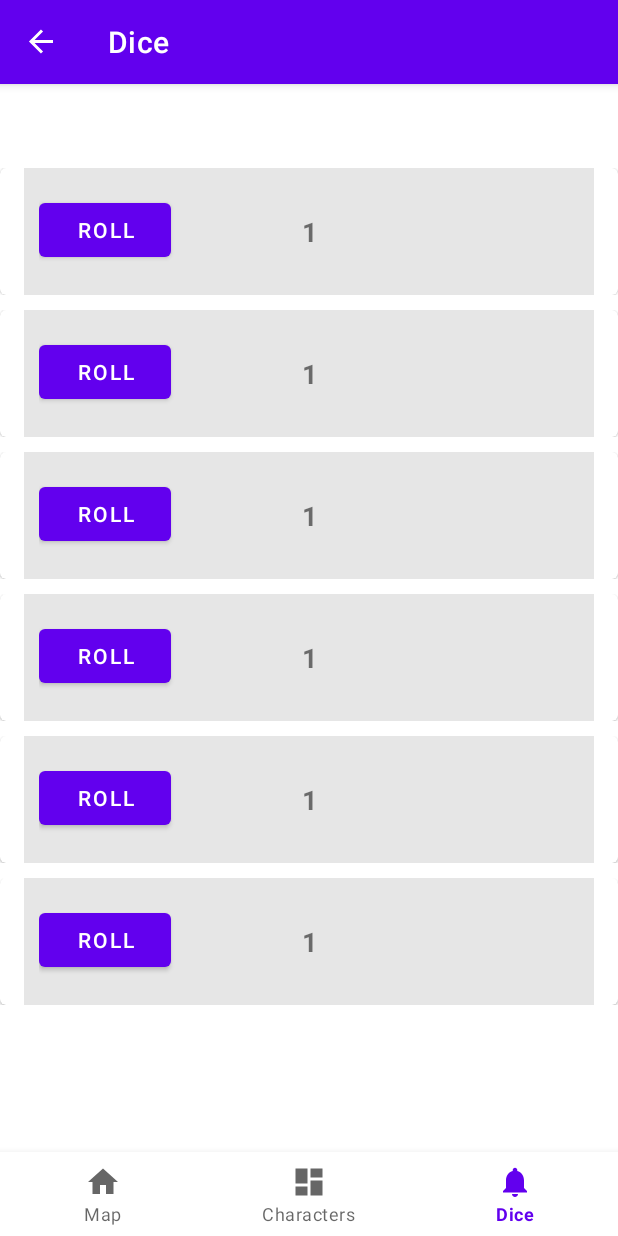
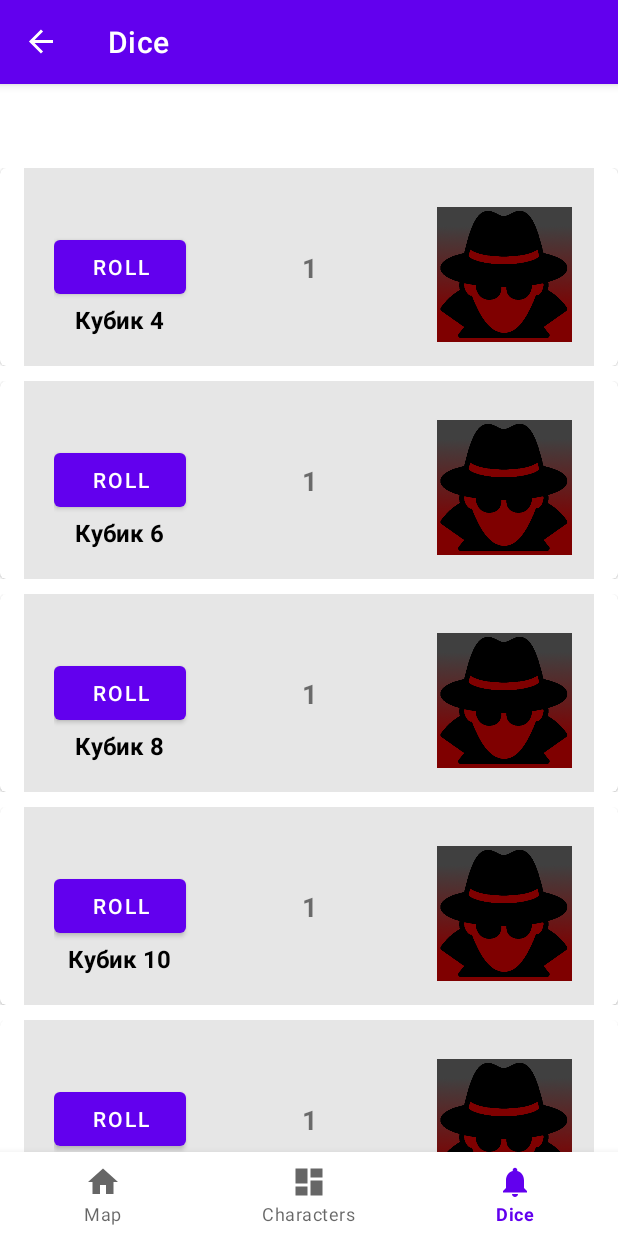
Before and after one commit to PryseOlg/Arklens, an Android app: the DieFragment screen opened through its navigation route, on a phone screen of 412 x 824 dp. Run offline under Robolectric (Android 15) with nearby library versions, the phone set to English and light mode, and no system bars; our stand-ins replace Room's generated code, navigation-ui.

Commit message:
Added name of die

```diff
--- a/app/src/main/java/com/example/arklens/adapters/DiceAdapter.kt
+++ b/app/src/main/java/com/example/arklens/adapters/DiceAdapter.kt
@@ -8,6 +8,7 @@ import android.widget.TextView
 import androidx.recyclerview.widget.RecyclerView
 import com.example.arklens.R
 import com.example.arklens.models.Die
+import kotlin.math.max
 
 interface DiceClickListener {
     fun onDiceClick(position: Int)
@@ -22,7 +23,7 @@ class DiceAdapter(private var diceList: List<Die>, private val listener: DiceCli
 
     override fun onBindViewHolder(holder: DiceViewHolder, position: Int) {
         val die = diceList[position]
-        holder.bind(die)
+        holder.bind(die, position)
     }
 
     override fun getItemCount(): Int {
@@ -35,16 +36,20 @@ class DiceAdapter(private var diceList: List<Die>, private val listener: DiceCli
     }
 
     inner class DiceViewHolder(itemView: View) : RecyclerView.ViewHolder(itemView) {
+        private val diceNameTextView: TextView = itemView.findViewById(R.id.diceNameTextView)
         private val diceValueTextView: TextView = itemView.findViewById(R.id.diceValueTextView)
         private val rollButton: Button = itemView.findViewById(R.id.rollButton)
 
-        fun bind(die: Die) {
+        fun bind(die: Die, position: Int) {
+            // Установка имени кубика
+            diceNameTextView.text = "Кубик ${die.max}"
+            // Установка значения кубика
             diceValueTextView.text = die.diceValue.toString()
 
             rollButton.setOnClickListener {
-                val position = adapterPosition
-                if (position != RecyclerView.NO_POSITION) {
-                    listener.onDiceClick(position)
+                val adapterPosition = adapterPosition
+                if (adapterPosition != RecyclerView.NO_POSITION) {
+                    listener.onDiceClick(adapterPosition)
                 }
             }
         }
--- a/app/src/main/java/com/example/arklens/models/Die.kt
+++ b/app/src/main/java/com/example/arklens/models/Die.kt
@@ -6,6 +6,8 @@ class Die(private val maximum: Int) {
     var diceValue: Int = 1
         private set
 
+    var max: Int = maximum
+
     fun roll() {
         diceValue = Random.Default.nextInt(1, maximum + 1)
     }
--- a/app/src/main/res/layout/fragment_character.xml
+++ b/app/src/main/res/layout/fragment_character.xml
@@ -73,7 +73,7 @@
                 android:maxHeight="@dimen/image_size"
                 android:paddingTop="10dp"
                 app:layout_constraintEnd_toEndOf="parent"
-                app:layout_constraintTop_toTopOf="@+id/character_block"
+                app:layout_constraintTop_toTopOf="parent"
                 android:src="@drawable/character_icon"
                 android:contentDescription="@string/picture" />
 
--- a/app/src/main/res/layout/item_dice.xml
+++ b/app/src/main/res/layout/item_dice.xml
@@ -1,6 +1,7 @@
 <?xml version="1.0" encoding="utf-8"?>
 <androidx.constraintlayout.widget.ConstraintLayout xmlns:android="http://schemas.android.com/apk/res/android"
     xmlns:app="http://schemas.android.com/apk/res-auto"
+    xmlns:tools="http://schemas.android.com/tools"
     android:layout_width="match_parent"
     android:layout_height="wrap_content"
     android:paddingBottom="10dp">
@@ -10,8 +11,7 @@
         android:layout_height="wrap_content"
         app:layout_constraintEnd_toEndOf="parent"
         app:layout_constraintStart_toStartOf="parent"
-        app:layout_constraintTop_toTopOf="parent"
-        >
+        app:layout_constraintTop_toTopOf="parent">
 
 
         <androidx.constraintlayout.widget.ConstraintLayout
@@ -24,6 +24,40 @@
             android:padding="10dp"
             app:cardCornerRadius="20dp">
 
+            <androidx.constraintlayout.widget.ConstraintLayout
+                android:layout_width="match_parent"
+                android:layout_height="wrap_content"
+                android:layout_gravity="center"
+                android:background="#e6e6e6"
+                android:padding="10dp"
+                app:layout_constraintEnd_toEndOf="parent"
+                app:layout_constraintStart_toStartOf="parent"
+                app:layout_constraintTop_toTopOf="parent">
+
+
+                <Button
+                    android:id="@+id/rollButton"
+                    android:layout_width="wrap_content"
+                    android:layout_height="wrap_content"
+                    android:text="@string/roll"
+                    app:layout_constraintBottom_toBottomOf="parent"
+                    app:layout_constraintStart_toStartOf="parent"
+                    app:layout_constraintTop_toTopOf="parent" />
+
+                <TextView
+                    android:id="@+id/diceNameTextView"
+                    android:layout_width="wrap_content"
+                    android:layout_height="wrap_content"
+                    android:textColor="@android:color/black"
+                    android:textSize="16sp"
+                    android:textStyle="bold"
+                    app:layout_constraintBottom_toBottomOf="parent"
+                    app:layout_constraintEnd_toEndOf="@+id/rollButton"
+                    app:layout_constraintStart_toStartOf="@+id/rollButton"
+                    app:layout_constraintTop_toBottomOf="@+id/rollButton"
+                    app:layout_constraintVertical_bias="0.5" />
+            </androidx.constraintlayout.widget.ConstraintLayout>
+
             <TextView
                 android:id="@+id/diceValueTextView"
                 android:layout_width="wrap_content"
@@ -31,24 +65,22 @@
                 android:padding="20dp"
                 android:textSize="18sp"
                 android:textStyle="bold"
+                app:layout_constraintBottom_toBottomOf="parent"
                 app:layout_constraintEnd_toEndOf="parent"
                 app:layout_constraintStart_toStartOf="parent"
                 app:layout_constraintTop_toTopOf="parent" />
 
-            <Button
-                android:id="@+id/rollButton"
-                android:layout_width="wrap_content"
-                android:layout_height="wrap_content"
-                android:layout_marginTop="7dp"
-                android:text="@string/roll"
-                app:layout_constraintStart_toStartOf="parent"
-                app:layout_constraintTop_toTopOf="parent" />
 
             <ImageView
-                android:layout_width="wrap_content"
-                android:layout_height="wrap_content"
+                android:layout_width="@dimen/image_size"
+                android:layout_height="@dimen/image_size"
+                android:maxHeight="@dimen/image_size"
+                android:paddingTop="10dp"
+                android:src="@drawable/character_icon"
+                app:layout_constraintBottom_toBottomOf="parent"
                 app:layout_constraintEnd_toEndOf="parent"
-                app:layout_constraintTop_toTopOf="parent"></ImageView>
+                app:layout_constraintTop_toTopOf="parent"
+                android:contentDescription="@string/title_dice" />
 
         </androidx.constraintlayout.widget.ConstraintLayout>
     </com.google.android.material.card.MaterialCardView>
```
